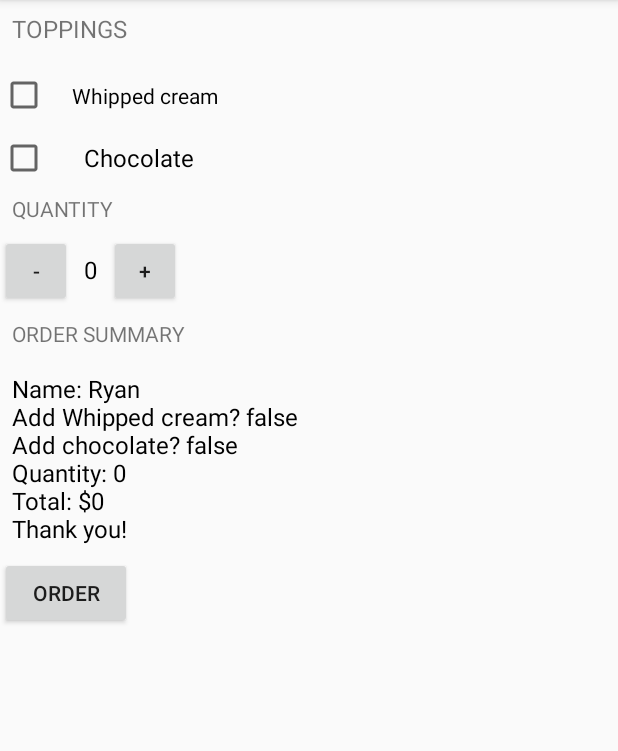
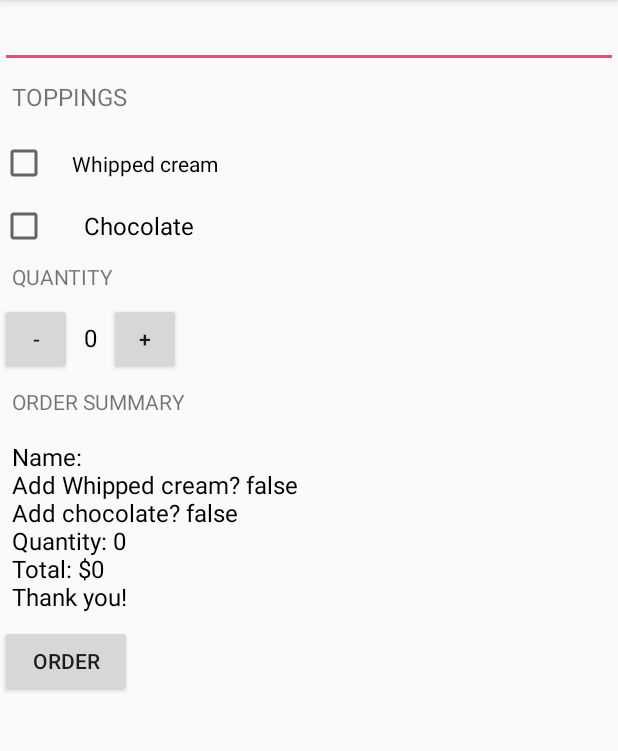
Before and after one commit to ryanstrong2/JustJava, an Android app: the screen it shows after launch (MainActivity), after a tap on "ORDER", on a phone screen of 412 x 824 dp, the part 84-835 px from its top. Run offline under Robolectric (Android 15) with nearby library versions, the phone set to English and light mode, and no system bars.

Commit message:
EditText used, returns Editable, used toString() to store in String variable, android:hint="Name",

```diff
--- a/app/src/main/java/org/ryanstrong/justjava/MainActivity.java
+++ b/app/src/main/java/org/ryanstrong/justjava/MainActivity.java
@@ -5,9 +5,8 @@ import android.os.Bundle;
 import android.support.v7.app.AppCompatActivity;
 import android.view.View;
 import android.widget.CheckBox;
+import android.widget.EditText;
 import android.widget.TextView;
-
-import java.text.NumberFormat;
 
 /**
  * This app displays an order form to order coffee.
@@ -30,11 +29,14 @@ public class MainActivity extends AppCompatActivity {
         CheckBox chocCheckBox =(CheckBox) findViewById(R.id.choc);
         boolean hasChocolate = chocCheckBox.isChecked();
         int price = calculatePrice();
-        displayMessage(createOrderSummary(price, hasWhippedCream, hasChocolate));
+        String name = setNameView();
+        displayMessage(createOrderSummary(price, hasWhippedCream, hasChocolate, name));
+
+
         }
-    private String createOrderSummary(int price, boolean hasWhippedCream, boolean hasChocolate){
+    private String createOrderSummary(int price, boolean hasWhippedCream, boolean hasChocolate, String name){
 
-        return "Name: Ryan \nAdd Whipped cream? " + hasWhippedCream + "\nAdd chocolate? "
+        return "Name: " + name + "\nAdd Whipped cream? " + hasWhippedCream + "\nAdd chocolate? "
                 + hasChocolate +
                 "\nQuantity: " + quantity + "\nTotal: $" + price + "\nThank you!";
     }
@@ -68,4 +70,11 @@ public class MainActivity extends AppCompatActivity {
         TextView orderSummaryTextView = (TextView) findViewById(R.id.order_sum);
         orderSummaryTextView.setText(message);
     }
+    private String setNameView(){
+        EditText editText = (EditText) findViewById(R.id.name);
+        String name = editText.getText().toString();
+//        return editText;
+        return name;
+    }
+
 }
--- a/app/src/main/res/layout/activity_main.xml
+++ b/app/src/main/res/layout/activity_main.xml
@@ -9,7 +9,11 @@
     android:gravity="top"
     android:orientation="vertical"
     tools:context="org.ryanstrong.justjava.MainActivity">
-
+    <EditText
+        android:id="@+id/name"
+        android:layout_width="match_parent"
+        android:layout_height="wrap_content"
+        android:inputType="text"/>
     <TextView
     android:layout_width="wrap_content"
     android:layout_height="wrap_content"
```
